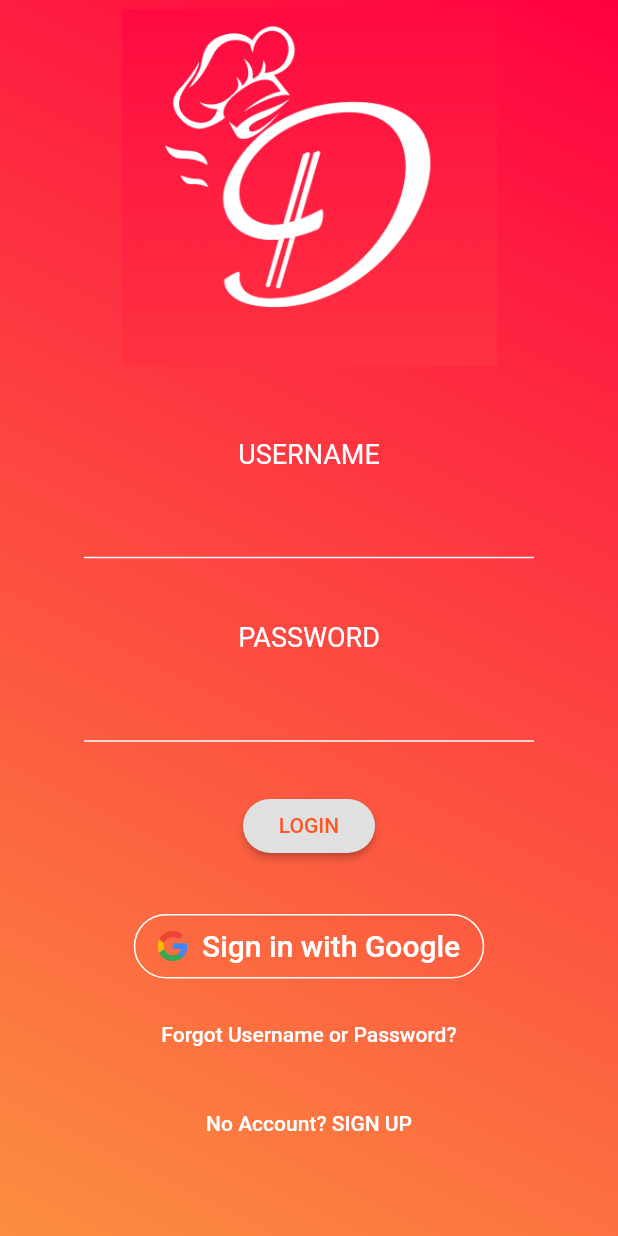
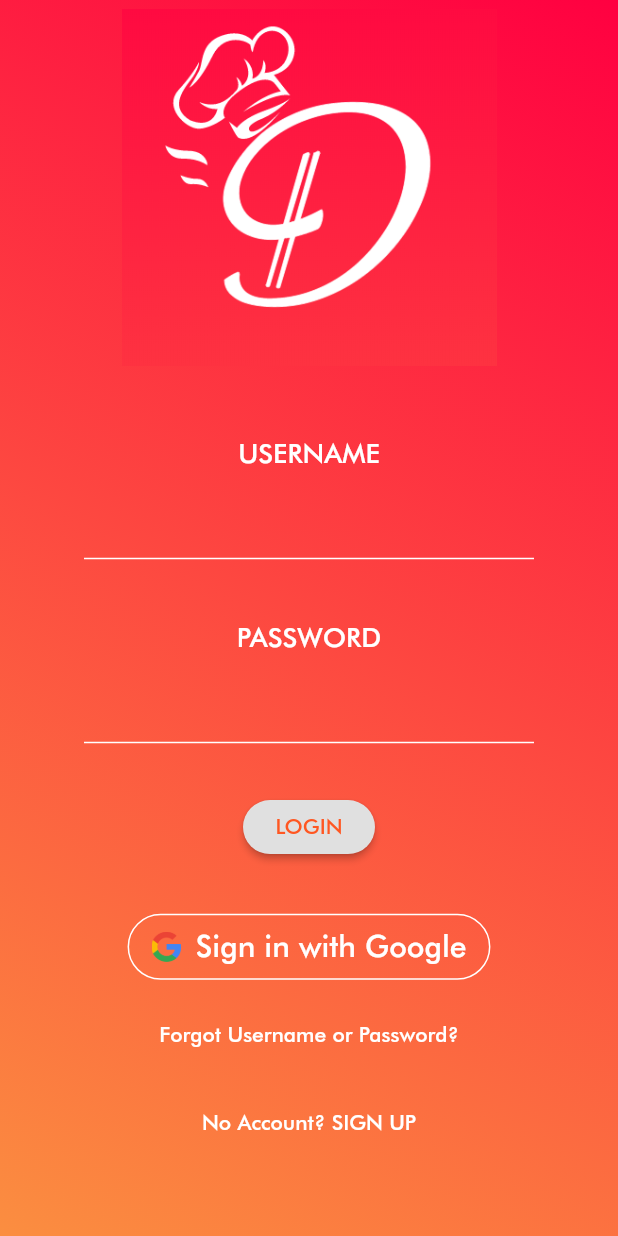
Before and after one commit to tranbrandon96/Dine-N-Dash, a Flutter app: the screen it shows after launch, on a phone screen of 412 x 824 dp. Run offline on Flutter 3.47's test engine with Material 2 defaults, Android fonts, the phone set to English and light mode, and no system bars; our stand-ins replace firebase_auth, firebase_core, google_sign_in; accounts and stored records are empty.

Commit message:
Default Futura Font is implemeted in Application

```diff
--- a/lib/main.dart
+++ b/lib/main.dart
@@ -10,8 +10,10 @@ class DineNDashApp extends StatelessWidget {
   @override
   Widget build(BuildContext context) {
     return MaterialApp(
+      debugShowCheckedModeBanner: false,
       title: 'Flutter Demo',
       theme: ThemeData(
+        fontFamily: "Futura",
         // This is the theme of your application.
         //
         // Try running your application with "flutter run". You'll see the
```
Also changed, not shown: pubspec.yaml (+3 -6 lines), assets/fonts/Futura Medium.ttf (deleted), assets/fonts/Futura Std Medium Condensed.ttf (deleted), assets/fonts/Futura Std Medium.ttf (deleted), assets/fonts/Futura TOT Medium Condensed.ttf (deleted), assets/fonts/Futura URW Medium.ttf (deleted), assets/fonts/Futura.ttf (added).
